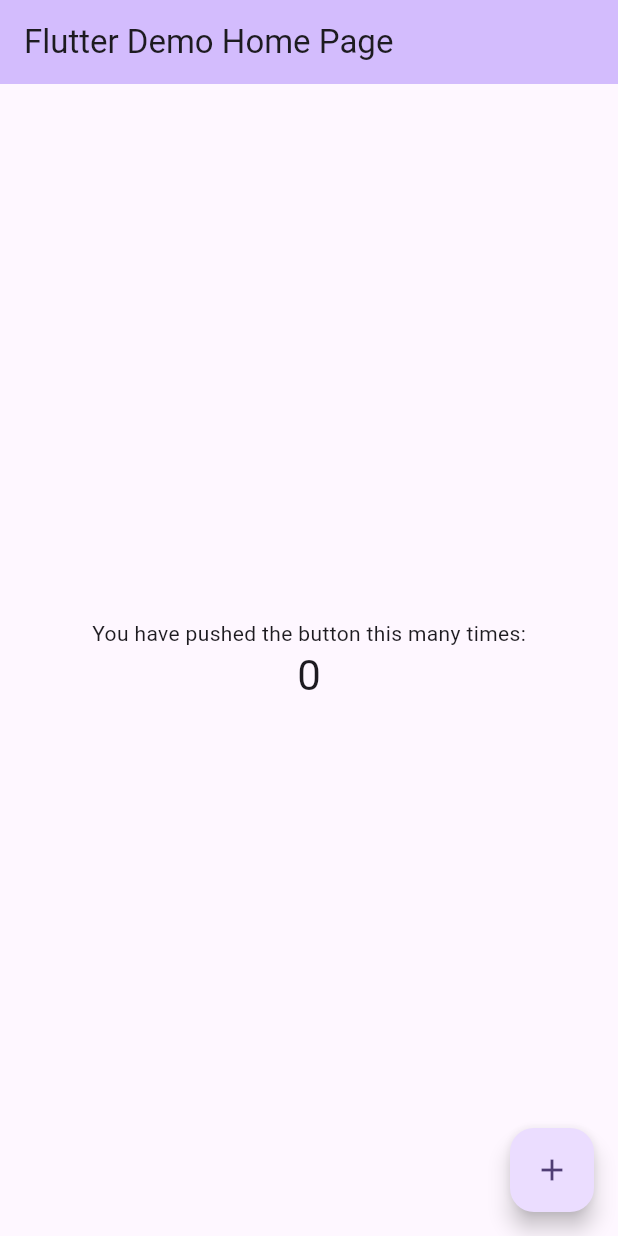
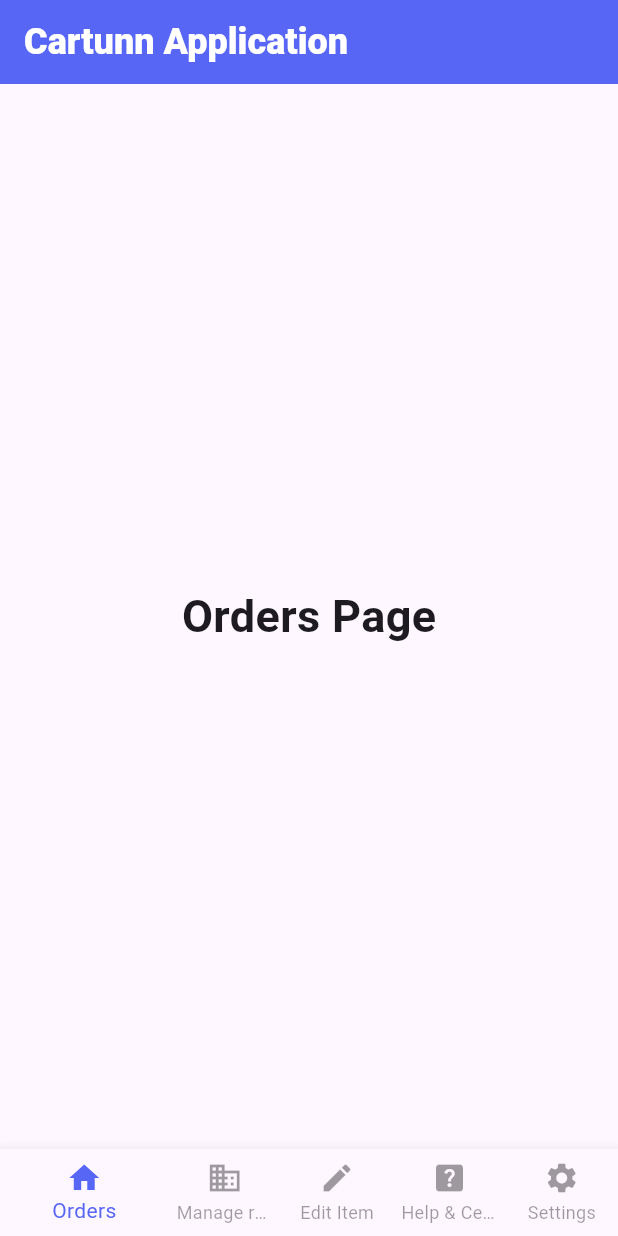
Before and after one commit to upc-pre-202402-cc238-sw65-dev-raid/cartunn-mobile-app, a Flutter app: the screen it shows after launch, on a phone screen of 412 x 824 dp. Run offline on Flutter 3.47's test engine with Material 3 defaults, Android fonts, the light colour scheme and no system bars.

```diff
--- a/lib/main.dart
+++ b/lib/main.dart
@@ -1,125 +1,91 @@
 import 'package:flutter/material.dart';
+import 'package:cartunn/views/orders/orders.dart';
+import 'package:cartunn/views/manageReturns/manage_returns.dart';
+import 'package:cartunn/views/editItem/edit_item.dart';
+import 'package:cartunn/views/help&Center/help_center.dart';
+import 'package:cartunn/views/settings/settings.dart';
 
-void main() {
-  runApp(const MyApp());
-}
+void main() => runApp(const BottomNavBarApp());
 
-class MyApp extends StatelessWidget {
-  const MyApp({super.key});
+class BottomNavBarApp extends StatelessWidget {
+  const BottomNavBarApp({super.key});
 
-  // This widget is the root of your application.
   @override
   Widget build(BuildContext context) {
-    return MaterialApp(
-      title: 'Flutter Demo',
-      theme: ThemeData(
-        // This is the theme of your application.
-        //
-        // TRY THIS: Try running your application with "flutter run". You'll see
-        // the application has a purple toolbar. Then, without quitting the app,
-        // try changing the seedColor in the colorScheme below to Colors.green
-        // and then invoke "hot reload" (save your changes or press the "hot
-        // reload" button in a Flutter-supported IDE, or press "r" if you used
-        // the command line to start the app).
-        //
-        // Notice that the counter didn't reset back to zero; the application
-        // state is not lost during the reload. To reset the state, use hot
-        // restart instead.
-        //
-        // This works for code too, not just values: Most code changes can be
-        // tested with just a hot reload.
-        colorScheme: ColorScheme.fromSeed(seedColor: Colors.deepPurple),
-        useMaterial3: true,
-      ),
-      home: const MyHomePage(title: 'Flutter Demo Home Page'),
+    return const MaterialApp(
+      debugShowCheckedModeBanner: false,
+      title: 'Cartunn Mobile App',
+      home: BottomNavBarScreen(),
     );
   }
 }
 
-class MyHomePage extends StatefulWidget {
-  const MyHomePage({super.key, required this.title});
-
-  // This widget is the home page of your application. It is stateful, meaning
-  // that it has a State object (defined below) that contains fields that affect
-  // how it looks.
-
-  // This class is the configuration for the state. It holds the values (in this
-  // case the title) provided by the parent (in this case the App widget) and
-  // used by the build method of the State. Fields in a Widget subclass are
-  // always marked "final".
-
-  final String title;
+class BottomNavBarScreen extends StatefulWidget {
+  const BottomNavBarScreen({super.key});
 
   @override
-  State<MyHomePage> createState() => _MyHomePageState();
+  State<BottomNavBarScreen> createState() => _BottomNavBarScreenState();
 }
 
-class _MyHomePageState extends State<MyHomePage> {
-  int _counter = 0;
+class _BottomNavBarScreenState extends State<BottomNavBarScreen> {
+  int _selectedIndex = 0;
 
-  void _incrementCounter() {
+  static const List<Widget> _pages = [
+    OrdersPage(),
+    ManageReturnsPage(),
+    EditItemPage(),
+    HelpCenterPage(),
+    SettingsPage(),
+  ];
+
+  void _onItemTapped(int index) {
     setState(() {
-      // This call to setState tells the Flutter framework that something has
-      // changed in this State, which causes it to rerun the build method below
-      // so that the display can reflect the updated values. If we changed
-      // _counter without calling setState(), then the build method would not be
-      // called again, and so nothing would appear to happen.
-      _counter++;
+      _selectedIndex = index;
     });
   }
 
   @override
   Widget build(BuildContext context) {
-    // This method is rerun every time setState is called, for instance as done
-    // by the _incrementCounter method above.
-    //
-    // The Flutter framework has been optimized to make rerunning build methods
-    // fast, so that you can just rebuild anything that needs updating rather
-    // than having to individually change instances of widgets.
     return Scaffold(
       appBar: AppBar(
-        // TRY THIS: Try changing the color here to a specific color (to
-        // Colors.amber, perhaps?) and trigger a hot reload to see the AppBar
-        // change color while the other colors stay the same.
-        backgroundColor: Theme.of(context).colorScheme.inversePrimary,
-        // Here we take the value from the MyHomePage object that was created by
-        // the App.build method, and use it to set our appbar title.
-        title: Text(widget.title),
+        title: const Text('Cartunn Application'),
+        titleTextStyle: const TextStyle(
+          color: Colors.white,
+          fontSize: 24,
+          fontWeight: FontWeight.w900,
+        ),
+        backgroundColor: const Color(0xFF5766f5),
       ),
-      body: Center(
-        // Center is a layout widget. It takes a single child and positions it
-        // in the middle of the parent.
-        child: Column(
-          // Column is also a layout widget. It takes a list of children and
-          // arranges them vertically. By default, it sizes itself to fit its
-          // children horizontally, and tries to be as tall as its parent.
-          //
-          // Column has various properties to control how it sizes itself and
-          // how it positions its children. Here we use mainAxisAlignment to
-          // center the children vertically; the main axis here is the vertical
-          // axis because Columns are vertical (the cross axis would be
-          // horizontal).
-          //
-          // TRY THIS: Invoke "debug painting" (choose the "Toggle Debug Paint"
-          // action in the IDE, or press "p" in the console), to see the
-          // wireframe for each widget.
-          mainAxisAlignment: MainAxisAlignment.center,
-          children: <Widget>[
-            const Text(
-              'You have pushed the button this many times:',
-            ),
-            Text(
-              '$_counter',
-              style: Theme.of(context).textTheme.headlineMedium,
-            ),
-          ],
-        ),
+      body: _pages[_selectedIndex], // Cambia el cuerpo dinámicamente
+      bottomNavigationBar: BottomNavigationBar(
+        items: const <BottomNavigationBarItem>[
+          BottomNavigationBarItem(
+            icon: Icon(Icons.home),
+            label: 'Orders',
+          ),
+          BottomNavigationBarItem(
+            icon: Icon(Icons.business),
+            label: 'Manage returns',
+          ),
+          BottomNavigationBarItem(
+            icon: Icon(Icons.edit),
+            label: 'Edit Item',
+          ),
+          BottomNavigationBarItem(
+            icon: Icon(Icons.help_center),
+            label: 'Help & Center',
+          ),
+          BottomNavigationBarItem(
+            icon: Icon(Icons.settings),
+            label: 'Settings',
+          ),
+        ],
+        currentIndex: _selectedIndex,
+        unselectedItemColor: Colors.black38,
+        selectedItemColor: const Color(0xFF5766f5),
+        showUnselectedLabels: true,
+        onTap: _onItemTapped,
       ),
-      floatingActionButton: FloatingActionButton(
-        onPressed: _incrementCounter,
-        tooltip: 'Increment',
-        child: const Icon(Icons.add),
-      ), // This trailing comma makes auto-formatting nicer for build methods.
     );
   }
 }
--- /dev/null
+++ b/lib/views/orders/orders.dart
@@ -0,0 +1,15 @@
+import 'package:flutter/material.dart';
+
+class OrdersPage extends StatelessWidget {
+  const OrdersPage({super.key});
+
+  @override
+  Widget build(BuildContext context) {
+    return const Center(
+      child: Text(
+        'Orders Page',
+        style: TextStyle(fontSize: 30, fontWeight: FontWeight.bold),
+      ),
+    );
+  }
+}
--- a/pubspec.yaml
+++ b/pubspec.yaml
@@ -35,6 +35,7 @@ dependencies:
   # The following adds the Cupertino Icons font to your application.
   # Use with the CupertinoIcons class for iOS style icons.
   cupertino_icons: ^1.0.8
+  http: ^0.13.3
 
 dev_dependencies:
   flutter_test:
```
Also changed, not shown: lib/components/button.dart (added, +30 -0 lines), lib/components/textfield.dart (added, +23 -0 lines), lib/views/editItem/edit_item.dart (added, +43 -0 lines), lib/views/editItem/notifyClient/notify_client.dart (added, +15 -0 lines), lib/views/editItem/removeItem/remove_item.dart (added, +15 -0 lines), lib/views/editItem/updateItem/update_item.dart (added, +15 -0 lines), lib/views/editItem/uploadItem/upload_item.dart (added, +119 -0 lines), lib/views/help&Center/help_center.dart (added, +15 -0 lines), lib/views/manageReturns/manage_returns.dart (added, +15 -0 lines), lib/views/settings/settings.dart (added, +15 -0 lines), pubspec.lock, 1 other file.
